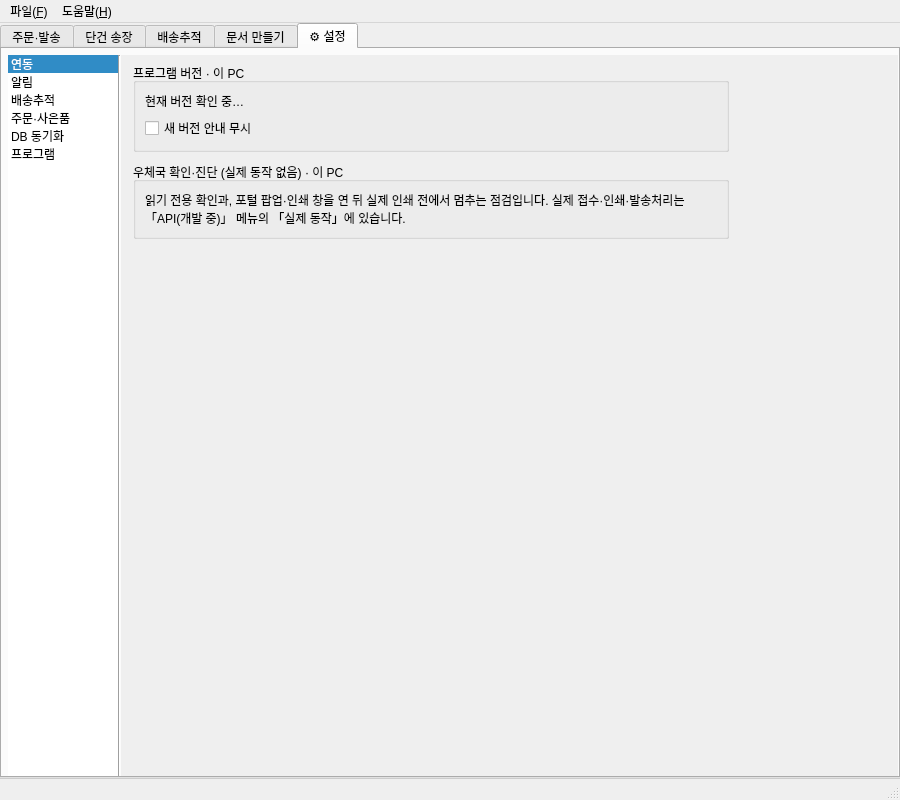
This is ui/main_window.ui in Peanut0711/easy-fulfill as Qt 5 draws it before an edit. The edited form follows.
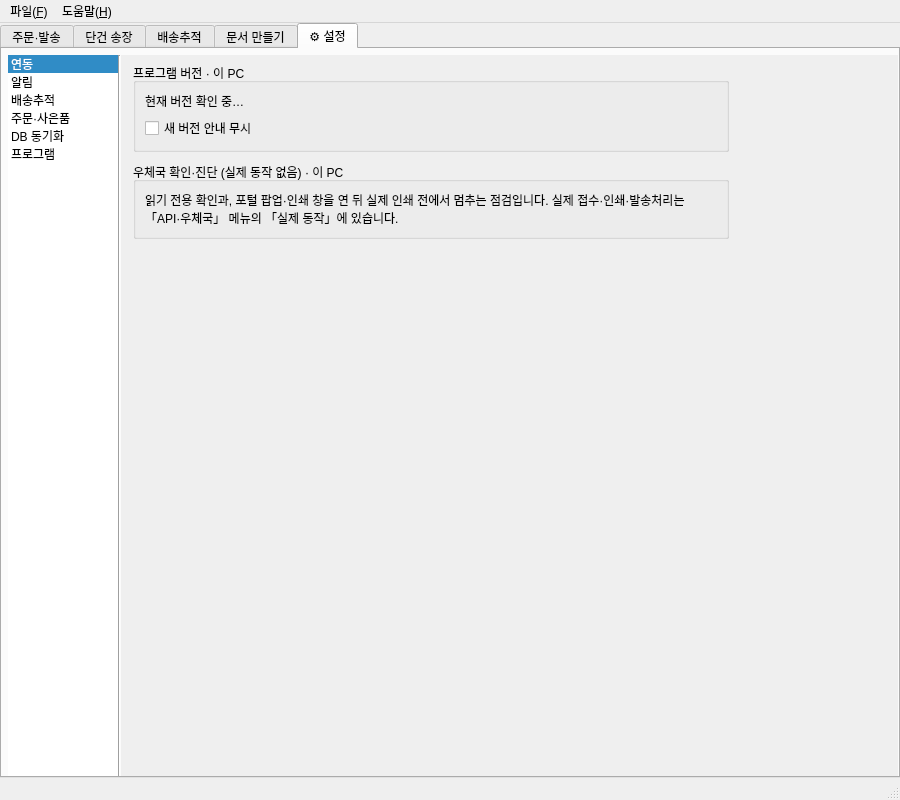
This is the edited form. The open tabs and pages were chosen to show the change.

Commit message: feat(ui): API 메뉴 이름 정리와 .ui 남은 스타일 제거

Diff of the .ui file:
```diff
--- a/ui/main_window.ui
+++ b/ui/main_window.ui
@@ -13,14 +13,6 @@
   <property name="windowTitle">
    <string>Easy Fulfill - 주문 처리 시스템</string>
   </property>
-  <property name="styleSheet">
-   <string>QMainWindow::separator {
-    height: 1px;
-    background: #CCCCCC;
-    margin: 0px;
-    padding: 0px;
-}</string>
-  </property>
   <widget class="QWidget" name="centralwidget">
    <layout class="QVBoxLayout" name="verticalLayout">
     <property name="spacing">
@@ -2120,7 +2112,7 @@
                <item>
                 <widget class="QLabel" name="label_epost_diagnostics_intro">
                  <property name="text">
-                  <string>읽기 전용 확인과, 포털 팝업·인쇄 창을 연 뒤 실제 인쇄 전에서 멈추는 점검입니다. 실제 접수·인쇄·발송처리는 「API(개발 중)」 메뉴의 「실제 동작」에 있습니다.</string>
+                  <string>읽기 전용 확인과, 포털 팝업·인쇄 창을 연 뒤 실제 인쇄 전에서 멈추는 점검입니다. 실제 접수·인쇄·발송처리는 「API·우체국」 메뉴의 「실제 동작」에 있습니다.</string>
                  </property>
                  <property name="wordWrap">
                   <bool>true</bool>
@@ -2186,11 +2178,6 @@
    <addaction name="menuHelp"/>
   </widget>
   <widget class="QStatusBar" name="statusbar">
-   <property name="styleSheet">
-    <string>QStatusBar {
-    border-top: 1px solid #CCCCCC;
-}</string>
-   </property>
   </widget>
   <action name="actionOpenExcel">
    <property name="text">
```
The commit also changes 3 other files.
